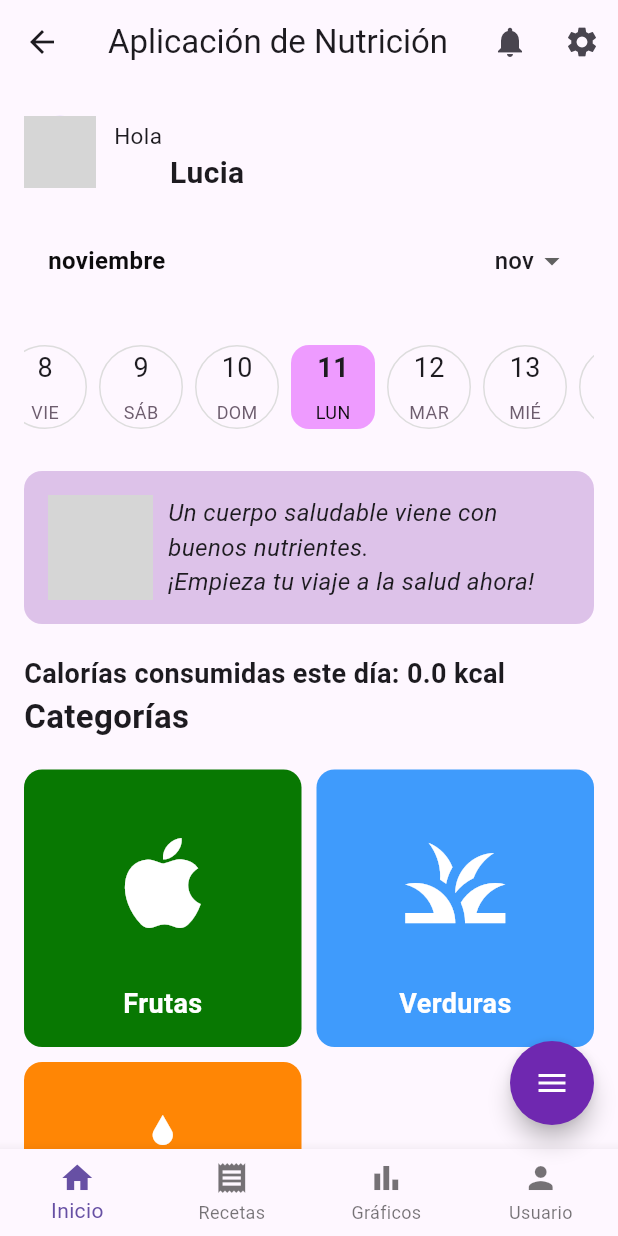
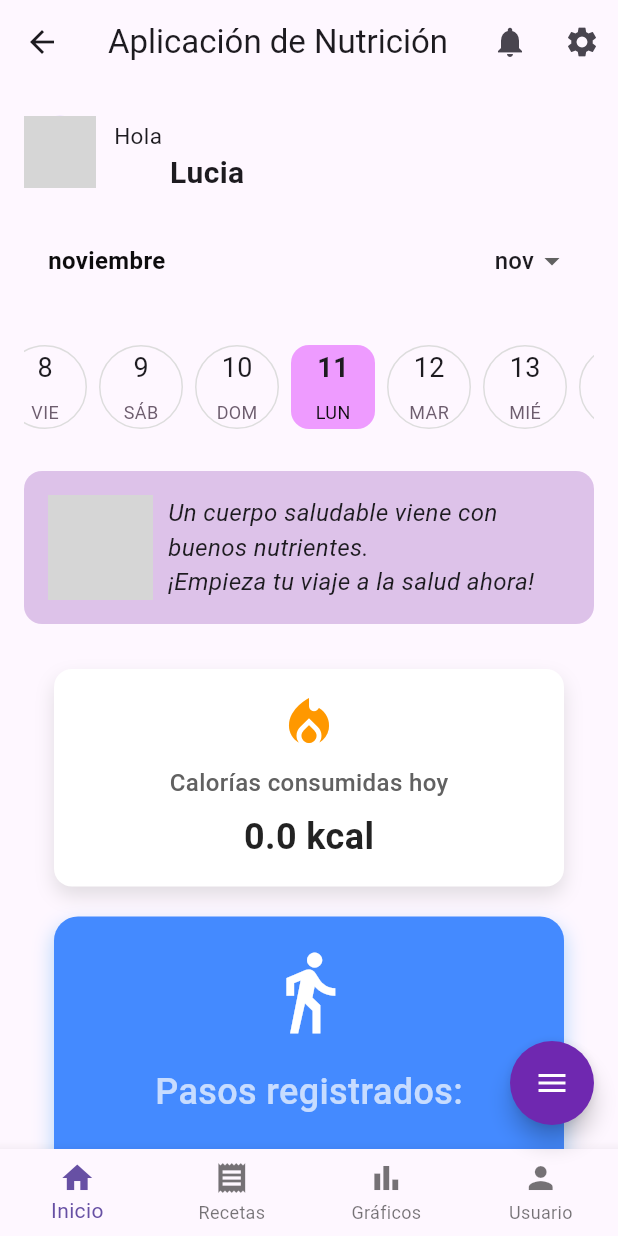
Before and after one commit to pilicorredor/Calorie_Count_Movile, a Flutter app: the HomePage screen opened by its route, on a phone screen of 412 x 824 dp. Run offline on Flutter 3.47's test engine with Material 3 defaults, Android fonts, the phone set to English and light mode, and no system bars; drawn by our look-alikes of easy_date_timeline, flutter_speed_dial; our stand-ins replace fl_chart, flutter_riverpod, go_router, image_picker, logger, pedometer and 2 more; missing offline and left inert: flutter_material_color_picker; accounts and stored records are empty; network calls fail; grey boxes are pictures that could not be loaded.

Commit message:
add step counter widget

```diff
--- a/lib/pages/home_page.dart
+++ b/lib/pages/home_page.dart
@@ -8,8 +8,10 @@ import 'package:calorie_counter/providers/db_foods.dart';
 import 'package:calorie_counter/providers/ui_provider.dart';
 import 'package:calorie_counter/widgets/addItems/category_list.dart';
 import 'package:calorie_counter/widgets/custom_fab_add_food.dart';
+import 'package:calorie_counter/widgets/home_page/calories_display_widget.dart';
 import 'package:calorie_counter/widgets/home_page/custom_navigation_bar.dart';
 import 'package:calorie_counter/widgets/home_page/food_card.dart';
+import 'package:calorie_counter/widgets/step_counter/StepCounterWidget.dart';
 import 'package:easy_date_timeline/easy_date_timeline.dart';
 import 'package:flutter/material.dart';
 import 'package:provider/provider.dart';
@@ -153,31 +155,8 @@ class _HomePageState extends State<HomePage> {
                     ),
                   ),
                   const SizedBox(height: 20),
-                  FutureBuilder<double>(
-                    future: getCaloriesForSelectedDate(),
-                    builder: (context, snapshot) {
-                      if (snapshot.connectionState == ConnectionState.waiting) {
-                        return const Text(
-                          'Calculando calorías...',
-                          style: TextStyle(fontSize: 18),
-                        );
-                      } else if (snapshot.hasError) {
-                        return const Text(
-                          'Error al obtener las calorías',
-                          style: TextStyle(fontSize: 18, color: Colors.red),
-                        );
-                      } else {
-                        final caloriesForDay = snapshot.data ?? 0.0;
-                        return Text(
-                          'Calorías consumidas este día: ${caloriesForDay.toStringAsFixed(1)} kcal',
-                          style: const TextStyle(
-                            fontSize: 18,
-                            fontWeight: FontWeight.bold,
-                          ),
-                        );
-                      }
-                    },
-                  ),
+                  CaloriesDisplayWidget(futureCalories: getCaloriesForSelectedDate()),
+                  const StepCounterWidget(),
                   const Text(
                     'Categorías',
                     style: TextStyle(
--- /dev/null
+++ b/lib/widgets/home_page/calories_display_widget.dart
@@ -0,0 +1,84 @@
+import 'package:flutter/material.dart';
+
+class CaloriesDisplayWidget extends StatelessWidget {
+  final Future<double> futureCalories;
+
+  // Constructor que recibe el Future como parámetro
+  const CaloriesDisplayWidget({super.key, required this.futureCalories});
+
+  @override
+  Widget build(BuildContext context) {
+    return FutureBuilder<double>(
+      future: futureCalories,
+      builder: (context, snapshot) {
+        if (snapshot.connectionState == ConnectionState.waiting) {
+          return _buildCard(
+            child: const Text(
+              'Calculando calorías...',
+              style: TextStyle(fontSize: 18, color: Colors.blueGrey),
+            ),
+          );
+        } else if (snapshot.hasError) {
+          return _buildCard(
+            child: const Text(
+              'Error al obtener las calorías',
+              style: TextStyle(fontSize: 18, color: Colors.redAccent),
+            ),
+          );
+        } else {
+          final caloriesForDay = snapshot.data ?? 0.0;
+          return _buildCard(
+            child: Column(
+              mainAxisAlignment: MainAxisAlignment.center,
+              children: [
+                const Icon(
+                  Icons.local_fire_department,
+                  color: Colors.orange,
+                  size: 40,
+                ),
+                const SizedBox(height: 8),
+                Text(
+                  'Calorías consumidas hoy',
+                  style: TextStyle(
+                    fontSize: 16,
+                    color: Colors.grey[700],
+                    fontWeight: FontWeight.w500,
+                  ),
+                ),
+                const SizedBox(height: 8),
+                Text(
+                  '${caloriesForDay.toStringAsFixed(1)} kcal',
+                  style: const TextStyle(
+                    fontSize: 24,
+                    fontWeight: FontWeight.bold,
+                    color: Colors.black87,
+                  ),
+                ),
+              ],
+            ),
+          );
+        }
+      },
+    );
+  }
+
+  // Método para construir la tarjeta con un diseño moderno
+  Widget _buildCard({required Widget child}) {
+    return Container(
+      padding:const EdgeInsets.all(16),
+      margin: const EdgeInsets.symmetric(vertical: 10, horizontal: 20),
+      decoration: BoxDecoration(
+        color: Colors.white,
+        borderRadius: BorderRadius.circular(12),
+        boxShadow: [
+          BoxShadow(
+            color: Colors.grey.withOpacity(0.3),
+            blurRadius: 10,
+            offset: Offset(0, 6),
+          ),
+        ],
+      ),
+      child: Center(child: child),
+    );
+  }
+}
--- /dev/null
+++ b/lib/widgets/step_counter/StepCounterWidget.dart
@@ -0,0 +1,97 @@
+import 'package:flutter/material.dart';
+import 'package:logger/logger.dart';
+import 'package:pedometer/pedometer.dart';
+
+class StepCounterWidget extends StatefulWidget {
+  const StepCounterWidget({super.key});
+
+
+@override
+  State<StepCounterWidget> createState() => _StepCounterWidgetState();
+
+  }
+
+class _StepCounterWidgetState extends State<StepCounterWidget> {
+  String _stepCount = '0';
+  final Logger _logger = Logger();
+
+  @override
+  void initState() {
+    super.initState();
+    initPlatformState();
+  }
+
+  void initPlatformState() {
+    Pedometer.stepCountStream.listen(
+      (event) {
+        _logger.d("Número de pasos detectados: ${event.steps}");
+        setState(() => _stepCount = event.steps.toString());
+      },
+      onError: (error) {
+        _logger.e("Error en el sensor de pasos: $error");
+      },
+      onDone: () {
+        _logger.d("El stream del pedómetro se ha detenido");
+      },
+    );
+
+    Pedometer.pedestrianStatusStream.listen(
+      (status) {
+        _logger.d("Estado del sensor de pasos: $status");
+      },
+      onError: (error) {
+        _logger.e("Error en el estado del sensor: $error");
+      },
+    );
+  }
+
+  @override
+  Widget build(BuildContext context) {
+    return Container(
+      width: double.infinity,
+      margin: EdgeInsets.symmetric(horizontal: 20, vertical: 10),
+      padding: EdgeInsets.all(20),
+      decoration: BoxDecoration(
+        color: Colors.blueAccent,
+        borderRadius: BorderRadius.circular(16.0),
+        boxShadow: [
+          BoxShadow(
+            color: Colors.blue.withOpacity(0.3),
+            blurRadius: 10,
+            spreadRadius: 1,
+            offset: Offset(0, 6),
+          ),
+        ],
+      ),
+      child: Column(
+        mainAxisAlignment: MainAxisAlignment.center,
+        crossAxisAlignment: CrossAxisAlignment.center,
+        children: [
+          Icon(
+            Icons.directions_walk,
+            size: 60,
+            color: Colors.white,
+          ),
+          SizedBox(height: 20),
+          Text(
+            'Pasos registrados:',
+            style: TextStyle(
+              color: Colors.white70,
+              fontSize: 24,
+              fontWeight: FontWeight.w500,
+            ),
+          ),
+          SizedBox(height: 10),
+          Text(
+            _stepCount != '0' ? _stepCount : 'Sensor no disponible o sin actividad',
+            style: TextStyle(
+              color: Colors.white,
+              fontSize: 48,
+              fontWeight: FontWeight.bold,
+            ),
+          ),
+        ],
+      ),
+    );
+  }
+}
--- a/pubspec.yaml
+++ b/pubspec.yaml
@@ -27,7 +27,8 @@ dependencies:
   flutter_riverpod: ^2.6.1
   permission_handler: ^11.3.1
   image_picker: ^1.1.2
-
+  pedometer: ^4.0.2
+  logger: ^1.1.0
 
 dev_dependencies:
   flutter_test:
```
Also changed, not shown: pubspec.lock, 1 other file.
